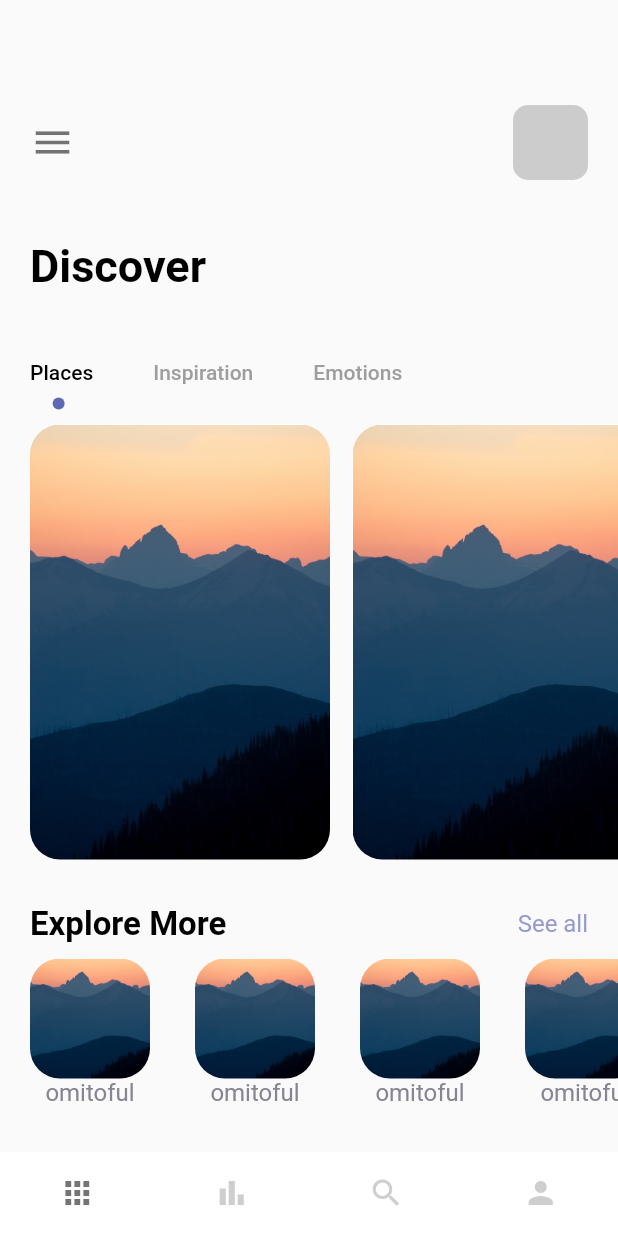
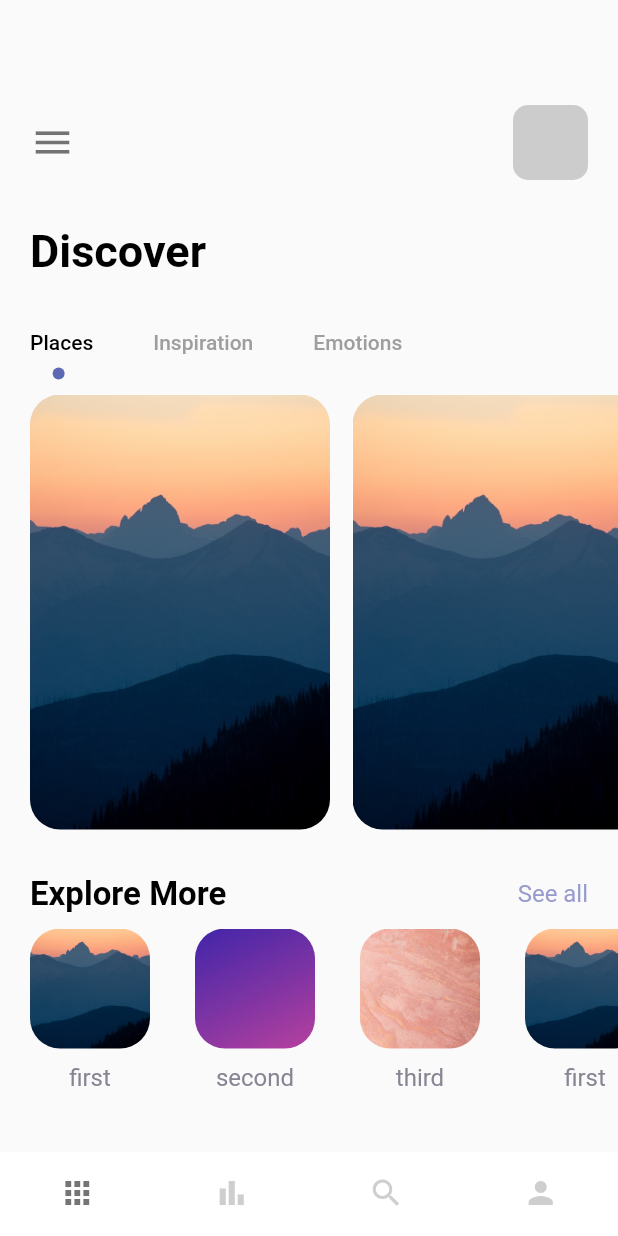
Before and after one commit to omitoful/flutter_demo, a Flutter app: the screen it shows after launch, on a phone screen of 412 x 824 dp. Run offline on Flutter 3.47's test engine with Material 2 defaults, Android fonts, the phone set to English and light mode, and no system bars.

Commit message:
finish homepage with images list

```diff
--- a/flutter_demo/lib/pages/nav_pages/home_page.dart
+++ b/flutter_demo/lib/pages/nav_pages/home_page.dart
@@ -9,6 +9,12 @@ class HomePage extends StatefulWidget {
 }
 
 class _HomePageState extends State<HomePage> with TickerProviderStateMixin {
+  var images = {
+    "1.jpg" : "first",
+    "2.jpg" : "second",
+    "3.jpg" : "third",
+  };
+
   @override Widget build(BuildContext context) {
     TabController _tabController = TabController(length: 3, vsync: this);
     return Scaffold(
@@ -34,13 +40,13 @@ class _HomePageState extends State<HomePage> with TickerProviderStateMixin {
               ],
             ),
           ),
-          SizedBox(height: 40),
+          SizedBox(height: 30),
           // Discover Text
           Container(
             margin: const EdgeInsets.only(left: 20),
             child: AppLargeText(text: "Discover"),
           ),
-          SizedBox(height: 30),
+          SizedBox(height: 20),
           // Tabbar
           Container(
             child: Align(
@@ -106,10 +112,10 @@ class _HomePageState extends State<HomePage> with TickerProviderStateMixin {
           Container(
             margin: const EdgeInsets.only(left: 20),
             width: double.maxFinite,
-            height: 100,
+            height: 120,
             child: ListView.builder(
               scrollDirection: Axis.horizontal,
-                itemCount: 4,
+                itemCount: images.length * 2,
                 itemBuilder: (_, index) {
                   return Container(
                     margin: const EdgeInsets.only(right: 30),
@@ -122,12 +128,13 @@ class _HomePageState extends State<HomePage> with TickerProviderStateMixin {
                             borderRadius: BorderRadius.circular(20),
                             color: Colors.white,
                             image: DecorationImage(
-                                image: AssetImage("img/1.jpg"),
+                                image: AssetImage("img/"+ images.keys.elementAt(index % 3)),
                                 fit: BoxFit.cover),
                           ),
                         ),
+                        SizedBox(height: 10),
                         Container(
-                          child: AppText(text: "omitoful", color: AppColors.textColor2),
+                          child: AppText(text: images.values.elementAt(index % 3), color: AppColors.textColor2),
                         ),
                       ],
                     ),
```
